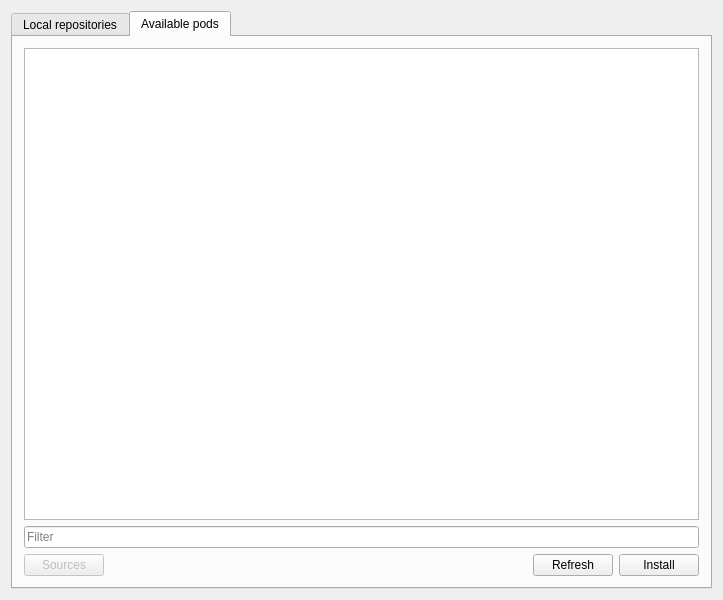
The window that qt-pods/mainwindow.ui (qt-pods/qt-pods) describes before a commit, drawn with Qt 5.
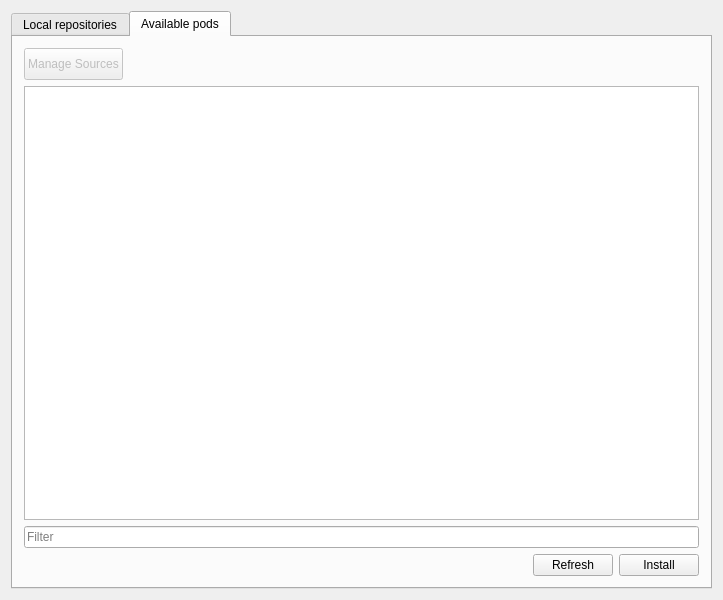
The same window after the commit. The open tabs and pages were chosen to show the change. Icons and pictures are not drawn.

```diff
--- a/qt-pods/mainwindow.ui
+++ b/qt-pods/mainwindow.ui
@@ -238,11 +238,78 @@
         <string>Available pods</string>
        </attribute>
        <layout class="QVBoxLayout" name="verticalLayout_3">
+        <item>
+         <layout class="QHBoxLayout" name="horizontalLayout_4">
+          <property name="topMargin">
+           <number>0</number>
+          </property>
+          <item>
+           <widget class="QPushButton" name="pushButtonSources">
+            <property name="enabled">
+             <bool>false</bool>
+            </property>
+            <property name="minimumSize">
+             <size>
+              <width>0</width>
+              <height>32</height>
+             </size>
+            </property>
+            <property name="maximumSize">
+             <size>
+              <width>16777215</width>
+              <height>16777215</height>
+             </size>
+            </property>
+            <property name="text">
+             <string>Manage Sources</string>
+            </property>
+            <property name="icon">
+             <iconset resource="resources.qrc">
+              <normaloff>:/icons/icons/system-run.svg</normaloff>:/icons/icons/system-run.svg</iconset>
+            </property>
+            <property name="iconSize">
+             <size>
+              <width>20</width>
+              <height>20</height>
+             </size>
+            </property>
+           </widget>
+          </item>
+          <item>
+           <spacer name="horizontalSpacer_3">
+            <property name="orientation">
+             <enum>Qt::Horizontal</enum>
+            </property>
+            <property name="sizeHint" stdset="0">
+             <size>
+              <width>40</width>
+              <height>20</height>
+             </size>
+            </property>
+           </spacer>
+          </item>
+         </layout>
+        </item>
         <item>
          <widget class="QTableView" name="tableViewRemote">
+          <property name="alternatingRowColors">
+           <bool>false</bool>
+          </property>
           <property name="selectionBehavior">
            <enum>QAbstractItemView::SelectRows</enum>
           </property>
+          <property name="textElideMode">
+           <enum>Qt::ElideLeft</enum>
+          </property>
+          <property name="verticalScrollMode">
+           <enum>QAbstractItemView::ScrollPerPixel</enum>
+          </property>
+          <property name="horizontalScrollMode">
+           <enum>QAbstractItemView::ScrollPerPixel</enum>
+          </property>
+          <property name="wordWrap">
+           <bool>false</bool>
+          </property>
           <attribute name="horizontalHeaderDefaultSectionSize">
            <number>150</number>
           </attribute>
@@ -266,26 +333,6 @@
         </item>
         <item>
          <layout class="QHBoxLayout" name="horizontalLayout_3">
-          <item>
-           <widget class="QPushButton" name="pushButtonSources">
-            <property name="enabled">
-             <bool>false</bool>
-            </property>
-            <property name="text">
-             <string>Sources</string>
-            </property>
-            <property name="icon">
-             <iconset resource="resources.qrc">
-              <normaloff>:/icons/icons/system-run.svg</normaloff>:/icons/icons/system-run.svg</iconset>
-            </property>
-            <property name="iconSize">
-             <size>
-              <width>20</width>
-              <height>20</height>
-             </size>
-            </property>
-           </widget>
-          </item>
           <item>
            <spacer name="horizontalSpacer_2">
             <property name="orientation">
```
Left out of the diff: 58 changed lines with no effect on the pictures.
